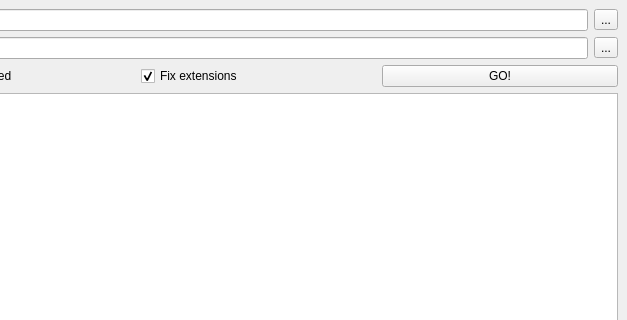
The window that src/main_window.ui (Kolcha/qImgSort) describes before a commit, drawn with Qt 5; both pictures show x 110 to 737 and y 0 to 320 of the 737 by 557 pixel window.
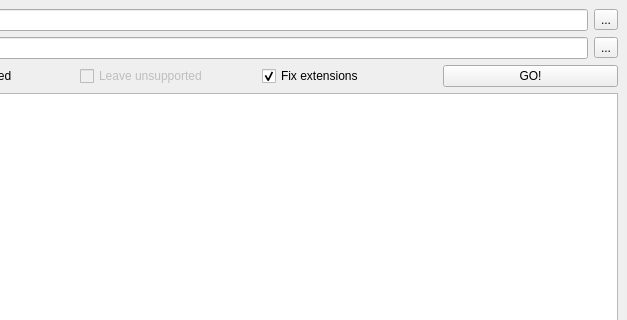
The same window after the commit.

```diff
--- a/src/main_window.ui
+++ b/src/main_window.ui
@@ -65,6 +65,19 @@
         </property>
        </widget>
       </item>
+      <item>
+       <widget class="QCheckBox" name="leave_unsupported_chb">
+        <property name="enabled">
+         <bool>false</bool>
+        </property>
+        <property name="toolTip">
+         <string>&lt;html&gt;&lt;head/&gt;&lt;body&gt;&lt;p&gt;If checked, any unsupported files &lt;span style=&quot; font-weight:600;&quot;&gt;will not moved&lt;/span&gt; to target folder.&lt;/p&gt;&lt;p&gt;Otherwise, they will moved to &amp;quot;&lt;span style=&quot; font-style:italic;&quot;&gt;unsupported&lt;/span&gt;&amp;quot; folder in target folder.&lt;/p&gt;&lt;p&gt;Has no effect if &amp;quot;Delete processed&amp;quot; is not checked.&lt;/p&gt;&lt;/body&gt;&lt;/html&gt;</string>
+        </property>
+        <property name="text">
+         <string>Leave unsupported</string>
+        </property>
+       </widget>
+      </item>
       <item>
        <widget class="QCheckBox" name="fix_extensions_chb">
         <property name="toolTip">
```
Left out of the diff: 24 changed lines with no effect on the pictures.
